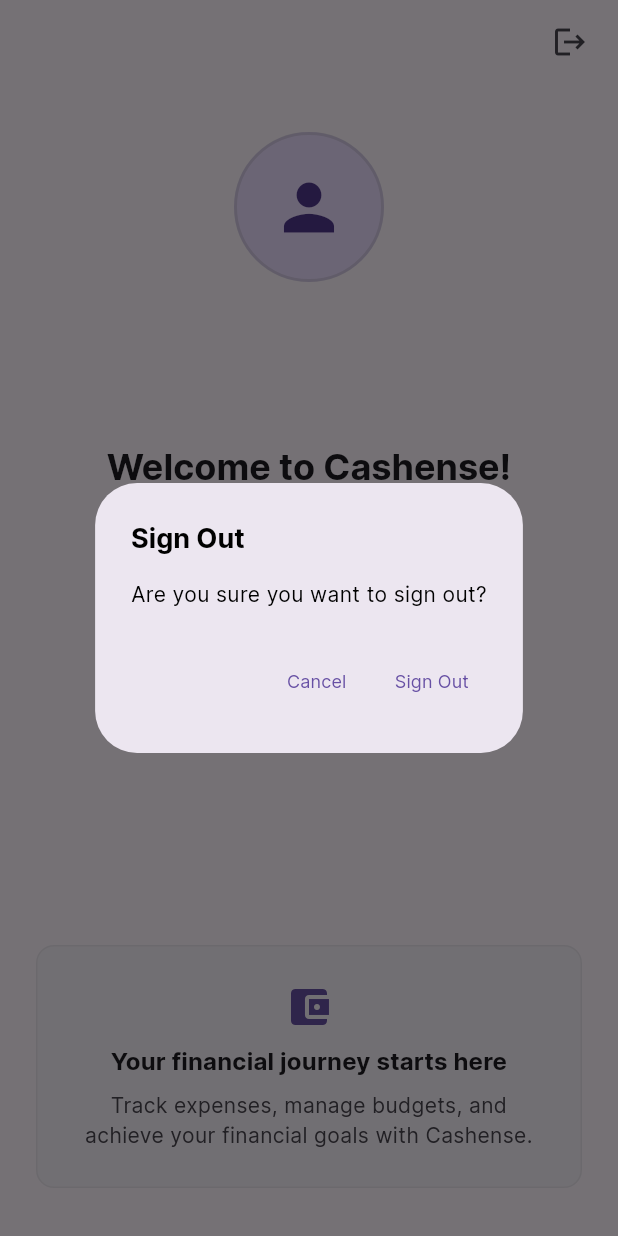
After one commit to UTTAM-VAGHASIA/cashense, a Flutter app: the WelcomeScreen screen opened directly, after a tap on the "logout" icon, on a phone screen of 412 x 824 dp. The commit adds this screen. Run offline on Flutter 3.47's test engine with Material 3 defaults, Android fonts, the phone set to English and light mode, and no system bars; our stand-ins replace cloud_firestore, connectivity_plus, device_preview, dio, firebase_auth, firebase_core and 4 more; missing offline and left inert: google_sign_in_all_platforms, haptic_feedback; accounts and stored records are empty.

Commit message:
Created WelcomeScreen for authenticated users

```diff
--- a/cashense/lib/features/authentication/views/views.dart
+++ b/cashense/lib/features/authentication/views/views.dart
@@ -1,3 +1,4 @@
 // Authentication Views
 export 'login_screen.dart';
+export 'welcome_screen.dart';
 export 'biometrics_page.dart';
--- /dev/null
+++ b/cashense/lib/features/authentication/views/welcome_screen.dart
@@ -0,0 +1,364 @@
+import 'package:flutter/material.dart';
+import 'package:flutter/services.dart';
+import 'package:get/get.dart';
+import 'package:cashense/features/authentication/controllers/authentication_controller.dart';
+import 'package:cashense/features/authentication/models/app_user.dart';
+import 'package:cashense/utils/constants/sizes.dart';
+import 'package:cashense/utils/device/device_utility.dart';
+
+/// Welcome screen displayed after successful authentication
+class WelcomeScreen extends StatelessWidget {
+  const WelcomeScreen({super.key});
+
+  @override
+  Widget build(BuildContext context) {
+    final AuthenticationController authController =
+        Get.find<AuthenticationController>();
+    final theme = Theme.of(context);
+    final colorScheme = theme.colorScheme;
+    final textTheme = theme.textTheme;
+
+    return Scaffold(
+      backgroundColor: colorScheme.surface,
+      appBar: AppBar(
+        backgroundColor: colorScheme.surface,
+        elevation: 0,
+        scrolledUnderElevation: 0,
+        automaticallyImplyLeading: false,
+        actions: [
+          // Sign out button
+          Obx(() {
+            return IconButton(
+              onPressed: authController.isLoading
+                  ? null
+                  : () => _handleSignOut(authController),
+              icon: authController.isLoading
+                  ? SizedBox(
+                      width: 20,
+                      height: 20,
+                      child: CircularProgressIndicator(
+                        strokeWidth: 2,
+                        valueColor: AlwaysStoppedAnimation<Color>(
+                          colorScheme.onSurfaceVariant,
+                        ),
+                      ),
+                    )
+                  : Icon(
+                      Icons.logout,
+                      color: colorScheme.onSurfaceVariant,
+                    ),
+              tooltip: 'Sign out',
+            );
+          }),
+          SizedBox(width: AppSizes.sm),
+        ],
+      ),
+      body: SafeArea(
+        child: LayoutBuilder(
+          builder: (context, constraints) {
+            final isDesktop = AppDeviceUtils.isDesktopScreen(context);
+            final isTablet = AppDeviceUtils.isTabletScreen(context);
+            final maxWidth = isDesktop
+                ? 600.0
+                : (isTablet ? 500.0 : double.infinity);
+
+            return Center(
+              child: SingleChildScrollView(
+                child: ConstrainedBox(
+                  constraints: BoxConstraints(
+                    minHeight: constraints.maxHeight,
+                    maxWidth: maxWidth,
+                  ),
+                  child: IntrinsicHeight(
+                    child: Padding(
+                      padding: EdgeInsets.symmetric(
+                        horizontal: isDesktop ? AppSizes.xl : AppSizes.lg,
+                      ),
+                      child: Column(
+                        mainAxisAlignment: MainAxisAlignment.center,
+                        children: [
+                          // Top spacing
+                          SizedBox(
+                            height: isDesktop ? AppSizes.xl * 2 : AppSizes.xl,
+                          ),
+
+                          // User profile section
+                          Obx(
+                            () => _buildProfileSection(
+                              authController.user,
+                              colorScheme,
+                              textTheme,
+                              isDesktop,
+                            ),
+                          ),
+
+                          SizedBox(height: AppSizes.xl * 2),
+
+                          // Welcome message section
+                          Obx(
+                            () => _buildWelcomeMessage(
+                              authController.user,
+                              colorScheme,
+                              textTheme,
+                              isDesktop,
+                            ),
+                          ),
+
+                          // Spacer to center content
+                          const Spacer(),
+
+                          // App info section
+                          _buildAppInfoSection(colorScheme, textTheme),
+
+                          // Bottom spacing
+                          SizedBox(height: AppSizes.xl),
+                        ],
+                      ),
+                    ),
+                  ),
+                ),
+              ),
+            );
+          },
+        ),
+      ),
+    );
+  }
+
+  /// Build the user profile section with avatar and basic info
+  Widget _buildProfileSection(
+    AppUser? user,
+    ColorScheme colorScheme,
+    TextTheme textTheme,
+    bool isDesktop,
+  ) {
+    return Column(
+      children: [
+        // User avatar
+        Container(
+          width: isDesktop ? 120 : 100,
+          height: isDesktop ? 120 : 100,
+          decoration: BoxDecoration(
+            shape: BoxShape.circle,
+            color: colorScheme.primaryContainer,
+            border: Border.all(
+              color: colorScheme.outline.withValues(alpha: 0.2),
+              width: 2,
+            ),
+          ),
+          child: user?.photoURL != null
+              ? ClipOval(
+                  child: Image.network(
+                    user!.photoURL!,
+                    width: isDesktop ? 120 : 100,
+                    height: isDesktop ? 120 : 100,
+                    fit: BoxFit.cover,
+                    errorBuilder: (context, error, stackTrace) {
+                      return _buildDefaultAvatar(
+                        user,
+                        colorScheme,
+                        textTheme,
+                        isDesktop,
+                      );
+                    },
+                    loadingBuilder: (context, child, loadingProgress) {
+                      if (loadingProgress == null) return child;
+                      return Center(
+                        child: CircularProgressIndicator(
+                          value: loadingProgress.expectedTotalBytes != null
+                              ? loadingProgress.cumulativeBytesLoaded /
+                                    loadingProgress.expectedTotalBytes!
+                              : null,
+                          strokeWidth: 2,
+                          valueColor: AlwaysStoppedAnimation<Color>(
+                            colorScheme.primary,
+                          ),
+                        ),
+                      );
+                    },
+                  ),
+                )
+              : _buildDefaultAvatar(user, colorScheme, textTheme, isDesktop),
+        ),
+
+        SizedBox(height: AppSizes.lg),
+
+        // User email (always available)
+        if (user?.email != null)
+          Text(
+            user!.email,
+            style: textTheme.bodyMedium?.copyWith(
+              color: colorScheme.onSurfaceVariant,
+            ),
+            textAlign: TextAlign.center,
+          ),
+      ],
+    );
+  }
+
+  /// Build default avatar with user initials or icon
+  Widget _buildDefaultAvatar(
+    AppUser? user,
+    ColorScheme colorScheme,
+    TextTheme textTheme,
+    bool isDesktop,
+  ) {
+    // Try to get initials from display name or email
+    String initials = '';
+    if (user?.displayName != null && user!.displayName!.isNotEmpty) {
+      final nameParts = user.displayName!.trim().split(' ');
+      if (nameParts.length >= 2) {
+        initials = '${nameParts.first[0]}${nameParts.last[0]}'.toUpperCase();
+      } else if (nameParts.isNotEmpty) {
+        initials = nameParts.first[0].toUpperCase();
+      }
+    } else if (user?.email != null && user!.email.isNotEmpty) {
+      initials = user.email[0].toUpperCase();
+    }
+
+    return Center(
+      child: initials.isNotEmpty
+          ? Text(
+              initials,
+              style: textTheme.headlineLarge?.copyWith(
+                color: colorScheme.onPrimaryContainer,
+                fontWeight: FontWeight.w600,
+                fontSize: isDesktop ? 48 : 40,
+              ),
+            )
+          : Icon(
+              Icons.person,
+              size: isDesktop ? 60 : 50,
+              color: colorScheme.onPrimaryContainer,
+            ),
+    );
+  }
+
+  /// Build the welcome message section
+  Widget _buildWelcomeMessage(
+    AppUser? user,
+    ColorScheme colorScheme,
+    TextTheme textTheme,
+    bool isDesktop,
+  ) {
+    // Determine the greeting based on available user information
+    String greeting;
+    if (user?.displayName != null && user!.displayName!.isNotEmpty) {
+      // Use first name if available
+      final firstName = user.firstName ?? user.displayName!.split(' ').first;
+      greeting = 'Welcome back, $firstName!';
+    } else {
+      // Generic welcome message when name is not available
+      greeting = 'Welcome to Cashense!';
+    }
+
+    return Column(
+      children: [
+        // Main welcome greeting
+        Text(
+          greeting,
+          style: textTheme.headlineMedium?.copyWith(
+            color: colorScheme.onSurface,
+            fontWeight: FontWeight.w600,
+          ),
+          textAlign: TextAlign.center,
+        ),
+
+        SizedBox(height: AppSizes.md),
+
+        // Subtitle message
+        Text(
+          user?.displayName != null
+              ? 'Ready to take control of your finances?'
+              : 'Get started with intelligent personal finance management.',
+          style: textTheme.bodyLarge?.copyWith(
+            color: colorScheme.onSurfaceVariant,
+            height: 1.5,
+          ),
+          textAlign: TextAlign.center,
+        ),
+      ],
+    );
+  }
+
+  /// Build the app info section
+  Widget _buildAppInfoSection(ColorScheme colorScheme, TextTheme textTheme) {
+    return Container(
+      padding: EdgeInsets.all(AppSizes.lg),
+      decoration: BoxDecoration(
+        color: colorScheme.surfaceContainerLow,
+        borderRadius: BorderRadius.circular(AppSizes.borderRadiusLg),
+        border: Border.all(
+          color: colorScheme.outline.withValues(alpha: 0.1),
+        ),
+      ),
+      child: Column(
+        children: [
+          Icon(
+            Icons.account_balance_wallet,
+            size: AppSizes.iconLg,
+            color: colorScheme.primary,
+          ),
+
+          SizedBox(height: AppSizes.sm),
+
+          Text(
+            'Your financial journey starts here',
+            style: textTheme.titleMedium?.copyWith(
+              color: colorScheme.onSurface,
+              fontWeight: FontWeight.w600,
+            ),
+            textAlign: TextAlign.center,
+          ),
+
+          SizedBox(height: AppSizes.sm),
+
+          Text(
+            'Track expenses, manage budgets, and achieve your financial goals with Cashense.',
+            style: textTheme.bodyMedium?.copyWith(
+              color: colorScheme.onSurfaceVariant,
+              height: 1.4,
+            ),
+            textAlign: TextAlign.center,
+          ),
+        ],
+      ),
+    );
+  }
+
+  /// Handle sign out with haptic feedback and confirmation
+  Future<void> _handleSignOut(AuthenticationController authController) async {
+    // Provide haptic feedback
+    HapticFeedback.lightImpact();
+
+    // Show confirmation dialog
+    final bool? shouldSignOut = await Get.dialog<bool>(
+      AlertDialog(
+        title: const Text('Sign Out'),
+        content: const Text('Are you sure you want to sign out?'),
+        actions: [
+          TextButton(
+            onPressed: () => Get.back(result: false),
+            child: const Text('Cancel'),
+          ),
+          TextButton(
+            onPressed: () => Get.back(result: true),
+            child: const Text('Sign Out'),
+          ),
+        ],
+      ),
+    );
+
+    if (shouldSignOut == true) {
+      try {
+        await authController.signOut();
+        // Provide success haptic feedback
+        HapticFeedback.mediumImpact();
+      } catch (e) {
+        // Error handling is managed by the controller
+        // Provide error haptic feedback
+        HapticFeedback.heavyImpact();
+      }
+    }
+  }
+}
```
Also changed, not shown: 1 other file.
